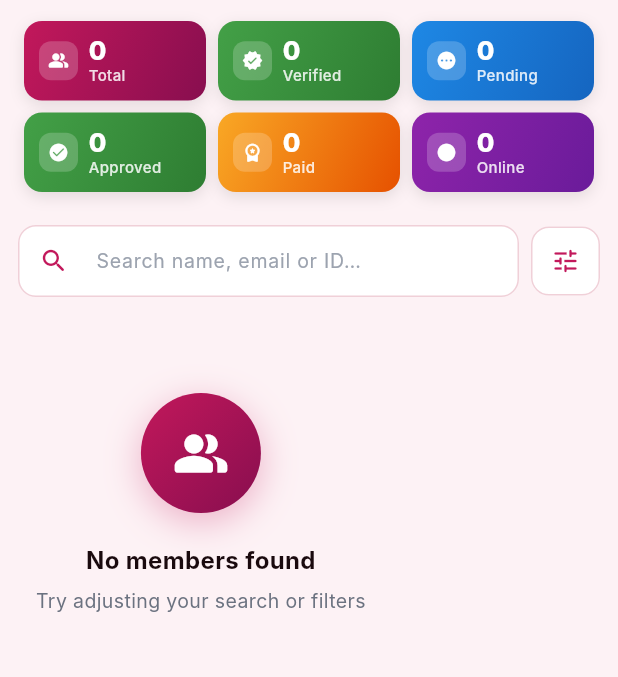
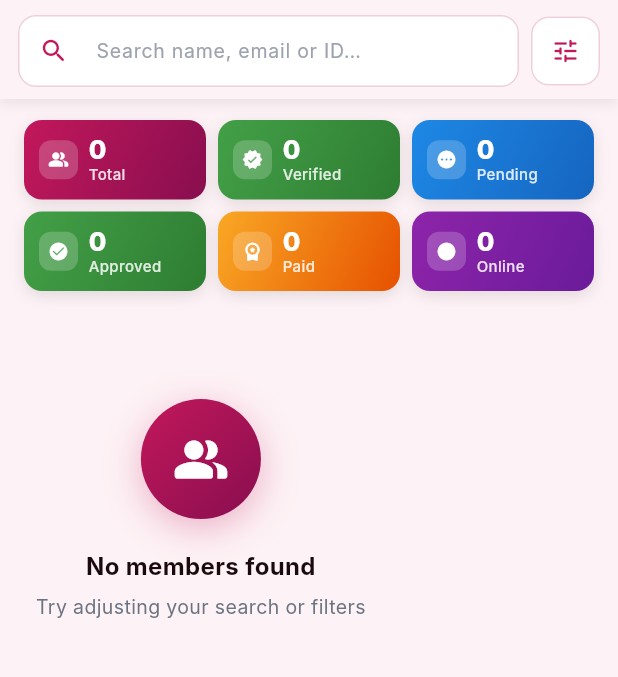
Before and after one commit to marriagestationpvtltd-lang/marriagestationadmin, a Flutter app: the UsersPage widget shown alone on an empty page, opened directly, on a phone screen of 412 x 824 dp, the part 123-800 px from its top. Run offline on Flutter 3.47's test engine with Material 3 defaults, Android fonts, the phone set to English and light mode, and no system bars; our stand-ins replace audioplayers, cloud_firestore, emoji_picker_flutter, file_picker, firebase_core, firebase_storage and 5 more; missing offline and left inert: agora_rtc_engine, dart:html, dart:js, file_saver, flutter_sound; accounts and stored records are empty; network calls fail; Roboto replaces fonts that are missing (Inter); statements that could not run were skipped.

Commit message:
fix: make search bar and bulk action bar sticky above scroll area
- Move search bar, filter panel, and Delete/Suspend bulk action bar
  outside the SingleChildScrollView so they stay fixed at the top
- Wrap toolbar in a Container with subtle bottom shadow to visually
  separate it from the scrollable stats+member list below
- Tighten padding on search bar, filter panel, and bulk action bar
  so they dock cleanly without extra empty space

Agent-Logs-Url: https://github.com/marriagestationpvtltd-lang/marriagestationadmin/sessions/452576b7-8f79-4732-a4f9-fe9e12f3b8ed

Co-authored-by: marriagestationpvtltd-lang <254104945+marriagestationpvtltd-lang@users.noreply.github.com>

```diff
--- a/adminmrz/lib/users/userscreen.dart
+++ b/adminmrz/lib/users/userscreen.dart
@@ -364,7 +364,7 @@ class _UsersPageState extends State<UsersPage> {
         provider.genderFilter != 'all';
 
     return Padding(
-      padding: const EdgeInsets.fromLTRB(12, 10, 12, 4),
+      padding: const EdgeInsets.fromLTRB(12, 10, 12, 8),
       child: Row(
         children: [
           Expanded(
@@ -464,7 +464,7 @@ class _UsersPageState extends State<UsersPage> {
         provider.genderFilter != 'all';
 
     return Container(
-      margin: const EdgeInsets.fromLTRB(12, 0, 12, 6),
+      margin: const EdgeInsets.fromLTRB(12, 0, 12, 8),
       padding: const EdgeInsets.all(14),
       decoration: BoxDecoration(
         color: AppTheme.cardBg,
@@ -1112,7 +1112,7 @@ class _UsersPageState extends State<UsersPage> {
     if (provider.selectedCount == 0) return const SizedBox.shrink();
 
     return Container(
-      margin: const EdgeInsets.symmetric(horizontal: 12, vertical: 5),
+      margin: const EdgeInsets.fromLTRB(12, 0, 12, 10),
       padding: const EdgeInsets.symmetric(horizontal: 14, vertical: 10),
       decoration: BoxDecoration(
         gradient: AppTheme.primaryGradient,
@@ -1351,10 +1351,32 @@ class _UsersPageState extends State<UsersPage> {
 
     return Column(
       children: [
-        // Page Header
+        // ── Fixed: Page Header ─────────────────────────────────────────────────
         _buildPageHeader(provider),
 
-        // Main scrollable content
+        // ── Fixed: Search + Filter + Bulk Actions toolbar ─────────────────────
+        Container(
+          decoration: BoxDecoration(
+            color: AppTheme.scaffoldBg,
+            boxShadow: [
+              BoxShadow(
+                color: Colors.black.withOpacity(0.07),
+                blurRadius: 6,
+                offset: const Offset(0, 3),
+              ),
+            ],
+          ),
+          child: Column(
+            mainAxisSize: MainAxisSize.min,
+            children: [
+              _buildSearchBar(provider),
+              _buildFilterPanel(provider),
+              _buildBulkActionBar(context, provider),
+            ],
+          ),
+        ),
+
+        // ── Scrollable body ────────────────────────────────────────────────────
         Expanded(
           child: provider.isLoading
               ? Center(
@@ -1384,17 +1406,8 @@ class _UsersPageState extends State<UsersPage> {
                     child: Column(
                       crossAxisAlignment: CrossAxisAlignment.start,
                       children: [
-                        // Stats
+                        // Stats grid
                         _buildStatsGrid(provider),
-
-                        // Search bar
-                        _buildSearchBar(provider),
-
-                        // Filter panel (collapsible)
-                        _buildFilterPanel(provider),
-
-                        // Bulk action bar
-                        _buildBulkActionBar(context, provider),
 
                         // Select all row
                         _buildSelectAllRow(provider),
@@ -1404,7 +1417,7 @@ class _UsersPageState extends State<UsersPage> {
                           _buildEmptyState(provider)
                         else ...[
                           Padding(
-                            padding: const EdgeInsets.fromLTRB(16, 10, 16, 4),
+                            padding: const EdgeInsets.fromLTRB(16, 8, 16, 4),
                             child: Row(
                               children: [
                                 const Text(
```
